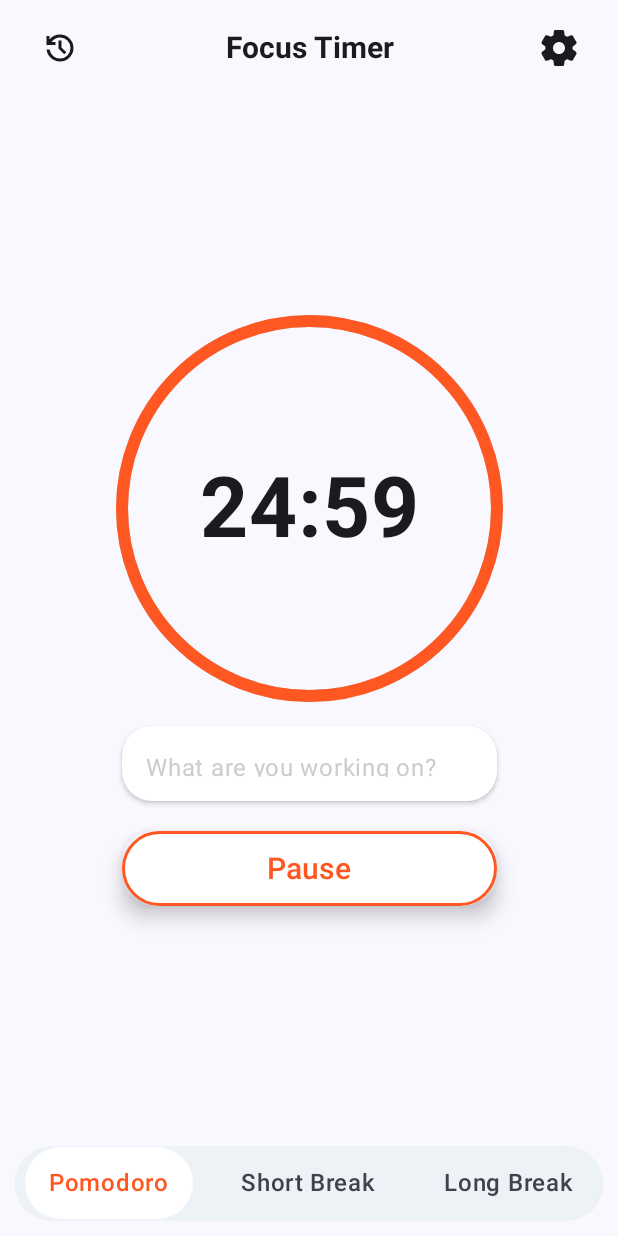
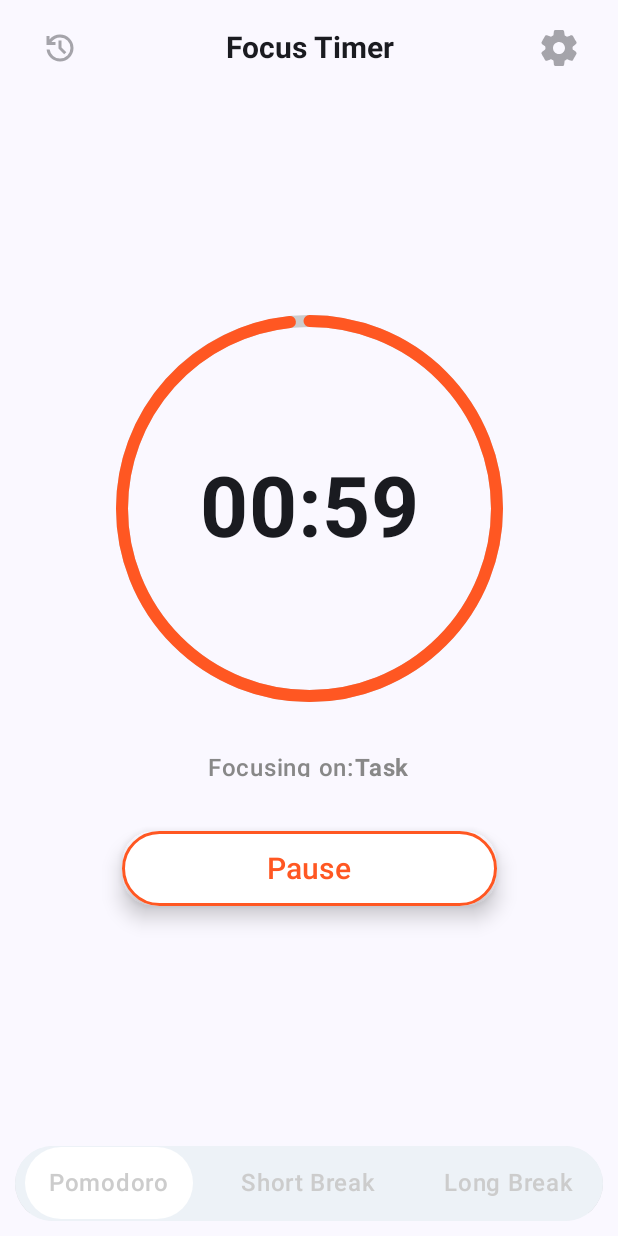
Before and after one commit to ryantsany/podomoro-timer, an Android app built with Jetpack Compose: the composable TimerScreen shown on its own in the app's theme, after a tap on "Start Focus", on a phone screen of 412 x 824 dp. Run offline under Robolectric (Android 15) with nearby library versions, the phone set to English and light mode, and no system bars.

Commit message:
nambahin bagian yang start break sama bikin bottom bar kedisable pas lagi running pdodomoronya(sama logika button ada yang aku ubah di pewarnaan dll)

```diff
--- a/app/src/main/java/com/agiztya/podomoro/ui/timer/TimerScreen.kt
+++ b/app/src/main/java/com/agiztya/podomoro/ui/timer/TimerScreen.kt
@@ -42,6 +42,7 @@ import androidx.compose.runtime.mutableStateOf
 import androidx.compose.runtime.remember
 import androidx.compose.runtime.setValue
 import androidx.compose.runtime.getValue
+import androidx.compose.runtime.mutableIntStateOf
 import androidx.compose.runtime.setValue
 import androidx.compose.ui.Alignment
 import androidx.compose.ui.Modifier
@@ -73,7 +74,7 @@ fun Timer(
     modifier: Modifier = Modifier,
     strokeWidth: Dp = 8.dp,
     inactiveBarColor: Color = Color.LightGray,
-    activeBarColor: Color = Color(0xFFFF5722),
+    activeBarColor: Color ,
 ) {
 
     val progress = currentTime / totalTime.toFloat()
@@ -125,8 +126,8 @@ fun Timer(
 }
 
 @Composable
-fun BottomBar(modifier: Modifier = Modifier){
-    var selectedIndex by remember { mutableStateOf(0) }
+fun BottomBar(selectedIndex: Int,onIndexChange: (Int) -> Unit, modifier: Modifier = Modifier, enabled: Boolean = true){
+
 
     val items = listOf(
         "Pomodoro",
@@ -144,17 +145,21 @@ fun BottomBar(modifier: Modifier = Modifier){
     ) {
         items.forEachIndexed { index, title ->
             val isSelected = selectedIndex == index
+            val itemColor = if (selectedIndex == 0) Color(0xFFFF5722) else Color(0xFF66BB6A)
 
             NavigationBarItem(
                 selected = isSelected,
+                enabled = enabled,
                 modifier = Modifier,
                 onClick = {
-                    selectedIndex = index
+                    onIndexChange(index)
                 },
                 colors = NavigationBarItemDefaults.colors(
-                    selectedIconColor = Color(0xFFFF5722),
+                    selectedIconColor = itemColor,
                     unselectedTextColor = Color.Gray,
-                    indicatorColor = Color.White
+                    indicatorColor = Color.White,
+                    disabledIconColor = Color.LightGray,
+                    disabledTextColor = Color.LightGray
                 ),
                 icon = {
                     Text(
@@ -172,11 +177,18 @@ fun BottomBar(modifier: Modifier = Modifier){
 @OptIn(ExperimentalMaterial3Api::class)
 @Composable
 fun TimerScreen(modifier: Modifier = Modifier){
-    val totalTime = 25 * 60 * 1000L
+    var selectedTab by remember { mutableIntStateOf(0) }
+    val totalTime = if (selectedTab == 0) 1 * 60 * 1000L else 5 * 60 * 1000L
 
     var isTimerRunning by remember { mutableStateOf(false) }
     var currentTime by remember { mutableStateOf(totalTime) }
     var textField by remember { mutableStateOf("") }
+
+    //reset timer saat pindah tab
+    LaunchedEffect(selectedTab) {
+        currentTime = totalTime
+        isTimerRunning = false
+    }
 
     Scaffold(
         topBar = {
@@ -190,14 +202,17 @@ fun TimerScreen(modifier: Modifier = Modifier){
                         verticalAlignment = Alignment.CenterVertically
                     ) {
                         IconButton(
-                            onClick = {}
+                            onClick = {} ,
+                            enabled = !isTimerRunning
                         ) {
                             Icon(painter = painterResource(R.drawable.history),
                                 contentDescription = "History")
                         }
                         Text("Focus Timer", fontSize = 20.sp, fontWeight = FontWeight.Bold)
                         IconButton(
-                            onClick = {}
+                            onClick = {},
+                            enabled = !isTimerRunning
+
                         ) {
                             Icon(painter = painterResource(R.drawable.settings),
                                 contentDescription = "Settings")
@@ -206,7 +221,14 @@ fun TimerScreen(modifier: Modifier = Modifier){
                 }
             )
         },
-        bottomBar = { BottomBar(modifier) }
+        bottomBar = {
+            BottomBar(
+                selectedIndex = selectedTab,
+                onIndexChange = { selectedTab = it },
+                enabled = !isTimerRunning,
+                modifier = modifier
+            )
+        }
     ) {innerPadding ->
         Surface(modifier = Modifier.padding(innerPadding)) {
 
@@ -225,10 +247,13 @@ fun TimerScreen(modifier: Modifier = Modifier){
                         totalTime = totalTime,
                         currentTime = currentTime,
                         isTimeRunning = isTimerRunning,
+                        activeBarColor = if (selectedTab == 0) Color(0xFFFF5722) else Color(0xFF66BB6A),
                         onTimeChange = { newTime ->
                             currentTime = newTime
                             if (newTime <= 0L) {
                                 isTimerRunning = false
+                                if (selectedTab == 0)
+                                    selectedTab = 1
                             }
                         },
                         modifier = Modifier.size(250.dp)
@@ -237,13 +262,41 @@ fun TimerScreen(modifier: Modifier = Modifier){
 
                 }
 
+                //if condition for checking if timer is running and make every button disable for pressing (beside pause)
+                Spacer(modifier.padding(top = 20.dp))
+                if (isTimerRunning) {
+                    if (selectedTab == 0) {
+                        Column(
+                            horizontalAlignment = Alignment.CenterHorizontally,
+                            modifier = Modifier.height(50.dp).padding(16.dp)
 
-                Spacer(modifier.padding(top = 20.dp))
+                        ) {
+                            Row(verticalAlignment = Alignment.CenterVertically) {
+                                //making inputted text appear on screen
+                                Text(
+                                    text="Focusing on:",
+                                    color = Color.Gray,
+                                    fontSize = 16.sp,
+                                    fontWeight= FontWeight.Medium
+                                )
+                                Text(
+                                    text=textField.ifEmpty { "Task"},
+                                    color = Color.Gray,
+                                    fontSize = 16.sp,
+                                    fontWeight= FontWeight.Bold
+                                )
+                            }
+                        }
 
+                    }else{
+                        Spacer(modifier.height(50.dp))
+                    }
+                }else {
+                    if (selectedTab == 0) {
                         // Text field
                         BasicTextField(
                             value = textField,
-                    onValueChange = {newText ->
+                            onValueChange = { newText ->
                                 textField = newText
                             },
                             modifier = modifier.width(250.dp).height(50.dp).shadow(
@@ -255,30 +308,43 @@ fun TimerScreen(modifier: Modifier = Modifier){
                                 Box(
                                     modifier = Modifier.padding(16.dp)
                                 ) {
-                            if (textField.isEmpty()) {
+                                    if (textField.isEmpty())
                                         Text(
                                             "What are you working on?",
                                             color = Color.LightGray
                                         )
-                            }
                                     innerTextField()
                                 }
                             }
                         )
+                    }else{
+                        Spacer(modifier.height(50.dp))
+                    }
+                }
                 Spacer(modifier.padding(top = 20.dp))
 
-                // if condition for button colors
+                // if condition for button colors and pause logic
                 val buttonColor =
-                    if (!isTimerRunning) Color(0xFFFF5722)
-                    else Color.White
+                    if (!isTimerRunning) {
+                        if (selectedTab == 0) Color(0xFFFF5722) else Color(0xFF66BB6A)
+                    } else {
+                        Color.White
+                    }
                 val textColor =
                     if(!isTimerRunning) Color.White
-                    else Color(0xFFFF5722)
+                    else if (selectedTab == 0) Color(0xFFFF5722)
+                    else Color(0xFF66BB6A)
                 val borderColor =
                     if(!isTimerRunning) null
-                    else BorderStroke(2.dp, Color(0xFFFF5722))
+                    else if (selectedTab == 0) BorderStroke(2.dp, Color(0xFFFF5722))
+                    else BorderStroke(2.dp, Color(0xFF66BB6A))
+                val buttonTextString =
+                    if(isTimerRunning) "Pause"
+                    else if(selectedTab == 0) "Start Focus"
+                    else "Start Break"
 
-                // This is start button
+
+                // This is start button/Pause button
                 Button(
                     colors = ButtonDefaults.buttonColors(
                         containerColor = buttonColor,
@@ -302,11 +368,7 @@ fun TimerScreen(modifier: Modifier = Modifier){
                             clip = true
                         )
                 ) {
-                    if(isTimerRunning){
-                        Text(text= "Pause", fontWeight = FontWeight.SemiBold, fontSize = 20.sp)
-                    }else{
-                        Text(text= "Start Focus", fontWeight = FontWeight.SemiBold, fontSize = 20.sp)
-                    }
+                    Text(text= buttonTextString, fontWeight = FontWeight.SemiBold, fontSize = 20.sp)
                 }
             }
         }
```
Lines whose indentation alone changed are shown as unchanged.
